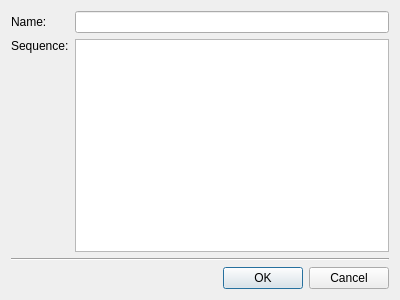
Old version of the form ui/enteroneblastquerydialog.ui in the repository rrwick/Bandage.
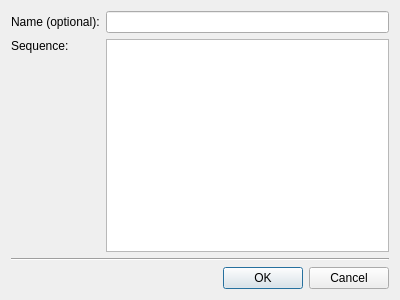
New version of the form.

Commit message: Allow for unnamed Blast queries

```diff
--- a/ui/enteroneblastquerydialog.ui
+++ b/ui/enteroneblastquerydialog.ui
@@ -17,7 +17,7 @@
    <item row="0" column="0">
     <widget class="QLabel" name="label">
      <property name="text">
-      <string>Name:</string>
+      <string>Name (optional):</string>
      </property>
     </widget>
    </item>
```
The commit also changes 1 other file.
